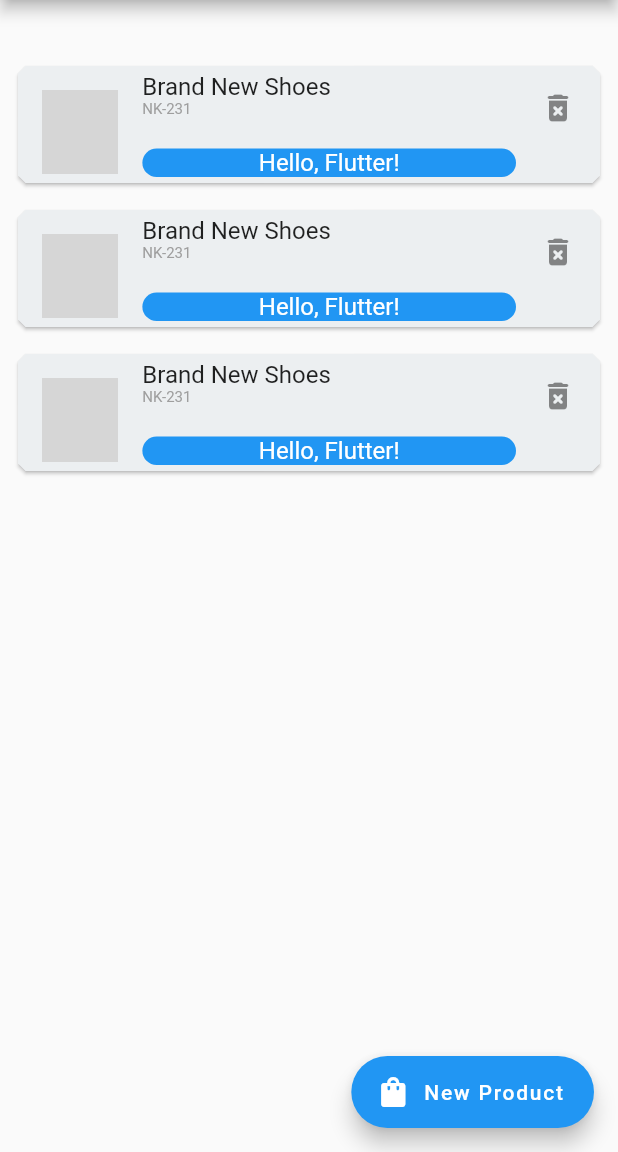
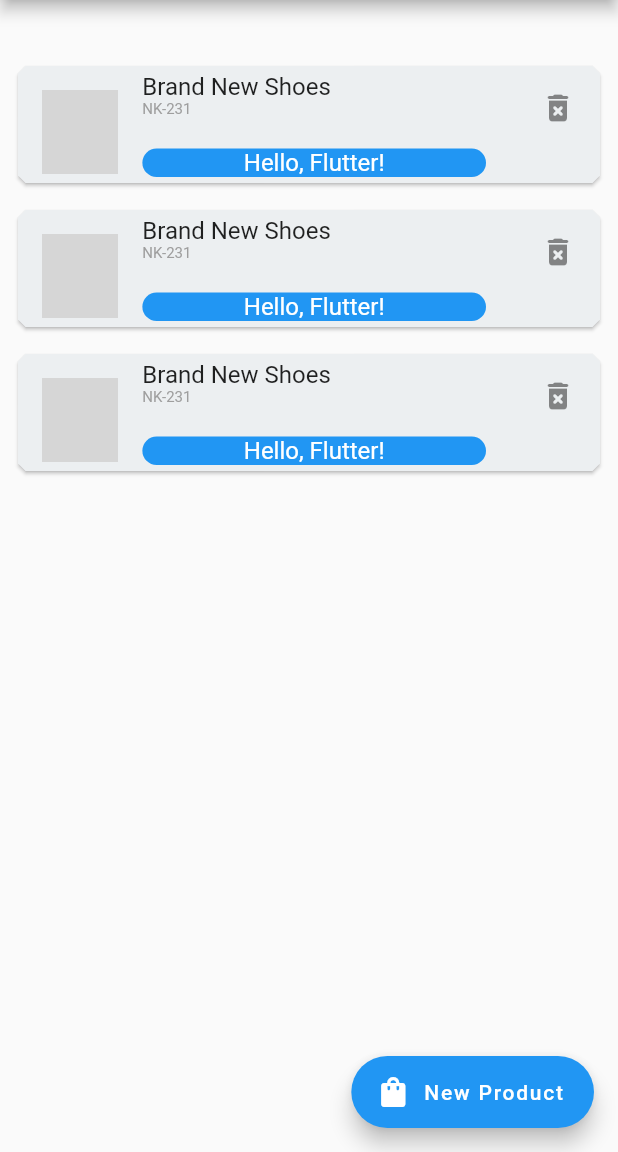
Before and after one commit to abdlh05/UMC_Tugas2, a Flutter app: the screen it shows after launch, on a phone screen of 412 x 824 dp, the part 84-1236 px from its top. Run offline on Flutter 3.47's test engine with Material 2 defaults, Android fonts, the phone set to English and light mode, and no system bars; network calls fail; grey boxes are pictures that could not be loaded.

```diff
--- a/lib/main.dart
+++ b/lib/main.dart
@@ -68,7 +68,7 @@ class MyHomePage extends StatelessWidget {
                       )
                     ]),
                     subtitle: Container(
-                      margin: EdgeInsets.only(top: 20),
+                      margin: EdgeInsets.only(top: 20, right: 20),
                       decoration: BoxDecoration(
                           color: Colors.blue,
                           border: Border.all(
```
Also changed, not shown: 1 other file.
